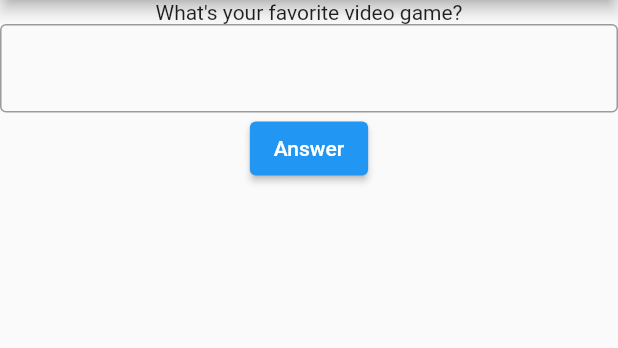
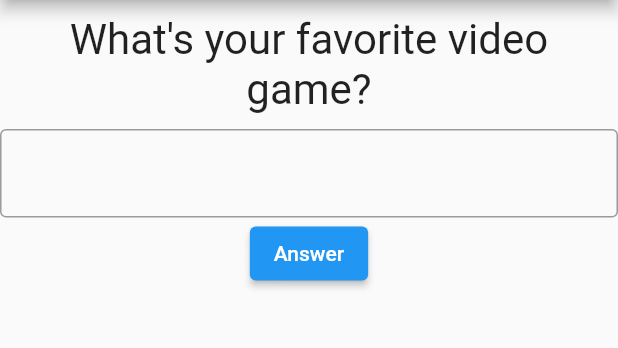
Before and after one commit to MattBastos/project-questions, a Flutter app: the screen it shows after launch, on a phone screen of 412 x 824 dp, the part 84-432 px from its top. Run offline on Flutter 3.47's test engine with Material 2 defaults, Android fonts, the phone set to English and light mode, and no system bars.

Commit message:
style: Estiliza o texto da pergunta

```diff
--- a/lib/question.dart
+++ b/lib/question.dart
@@ -10,6 +10,14 @@ class Question extends StatelessWidget {
 
   @override
   Widget build(BuildContext context) {
-    return Text(textQuestion);
+    return Container(
+      width: double.infinity,
+      margin: const EdgeInsets.all(10),
+      child: Text(
+        textQuestion,
+        style: const TextStyle(fontSize: 28),
+        textAlign: TextAlign.center,
+      ),
+    );
   }
 }
```
